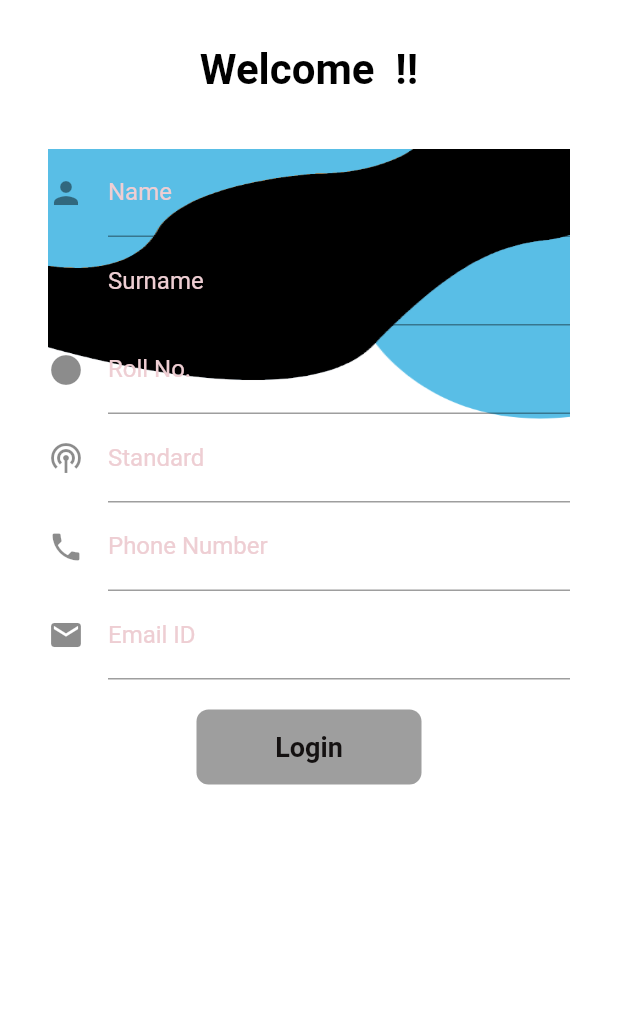
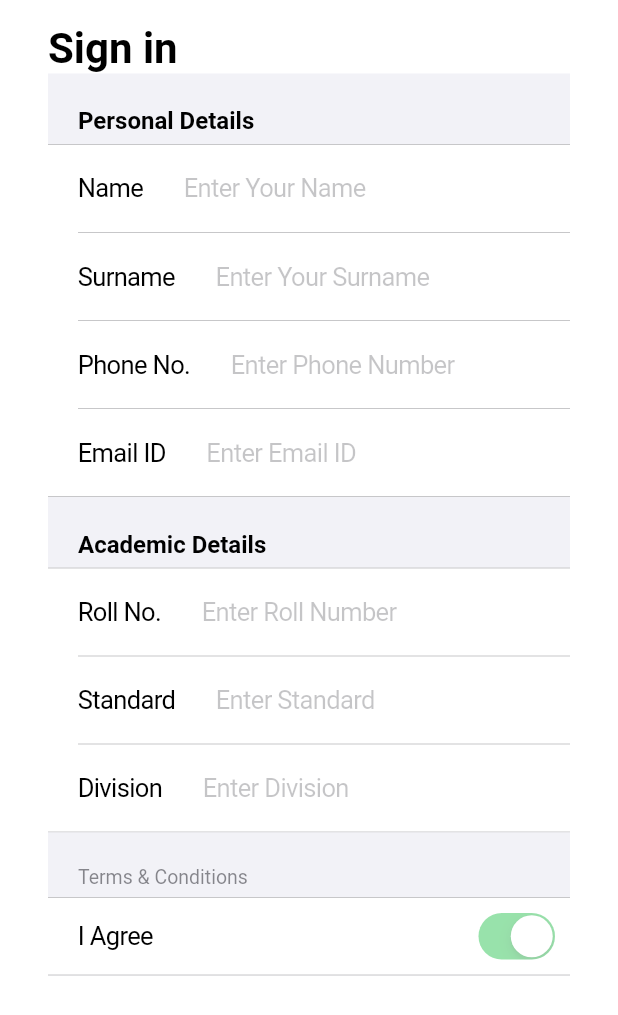
Before and after one commit to iam-niraj/Digital_Edu_MAT_02, a Flutter app: the screen it shows after launch, on a phone screen of 412 x 824 dp. Shown: the top 1015 px of the screen. Run offline on Flutter 3.47's test engine with Material 2 defaults, Android fonts, the phone set to English and light mode, and no system bars; our stand-ins replace animated_splash_screen, shared_preferences; missing offline and left inert: day_night_switcher.

Commit message:
New Login form

```diff
--- a/lib/main.dart
+++ b/lib/main.dart
@@ -6,6 +6,7 @@ import 'package:provider/provider.dart';
 import 'package:shared_preferences/shared_preferences.dart';
 import 'package:task_2/screens/Homepage.dart';
 import 'package:task_2/screens/login_page.dart';
+import 'package:task_2/screens/new_login.dart';
 import 'package:task_2/screens/splash_screen.dart';
 import 'package:task_2/utils/Themes/dark_theme_provider.dart';
 import 'package:task_2/utils/Themes/theme.dart';
@@ -50,7 +51,7 @@ class _MyAppState extends State<MyApp> {
           theme: Styles.themeData(themeChangeProvider.darkTheme, context),
           routes: {
          "/": (context) => SplashScreen(),
-         MyRoutes.homeRoute: (context) => HomePage(),
+         MyRoutes.homeRoute: (context) => NewLogin(),
          },
       );
       })
--- /dev/null
+++ b/lib/screens/new_login.dart
@@ -0,0 +1,123 @@
+import 'package:flutter/cupertino.dart';
+import 'package:flutter/material.dart';
+
+class NewLogin extends StatelessWidget {
+  var padding;
+
+  get value => null;
+
+  get changeButton => null;
+
+  get foreground => null;
+
+
+  @override
+  Widget build(BuildContext context) {
+    return Scaffold(
+      backgroundColor: Colors.white,
+      body: SafeArea(
+        child: Container(
+          padding: const EdgeInsets.symmetric (
+             vertical: 16.0, horizontal: 32.0),
+
+          child:Column(
+            crossAxisAlignment: CrossAxisAlignment.start,
+            children: [
+              Text("Sign in",
+              textAlign: TextAlign.center,
+              style:
+                 TextStyle(fontSize: 28,color : Colors.black,fontWeight: FontWeight.bold)),
+                 CupertinoFormSection(
+                   header: Text("Personal Details",
+                    style:
+                 TextStyle(fontSize: 16,color : Colors.black,fontWeight: FontWeight.bold)),
+                    children:[
+                      CupertinoFormRow(
+                       child: CupertinoTextFormFieldRow(
+                         placeholder: "Enter Your Name",
+                       ),
+                       prefix: Text("Name"),
+                       ),
+
+                      CupertinoFormRow(
+                       child: CupertinoTextFormFieldRow(
+                         placeholder: "Enter Your Surname",
+                       ),
+                       prefix: Text("Surname"),
+                       ),
+
+                       CupertinoFormRow(
+                       child: CupertinoTextFormFieldRow(
+                        obscureText: true,
+                        placeholder: "Enter Phone Number",
+                       ),
+                       prefix: Text("Phone No."),
+                       ),
+
+                       CupertinoFormRow(
+                       child: CupertinoTextFormFieldRow(
+                        obscureText: true,
+                         placeholder: "Enter Email ID",
+                       ),
+                       prefix: Text("Email ID"),
+                       ),
+
+                ]),
+
+
+                 CupertinoFormSection(
+                   header: Text("Academic Details",
+                   textAlign: TextAlign.center,
+                   style:
+                 TextStyle(fontSize: 16,color : Colors.black,fontWeight: FontWeight.bold,)
+                       ),
+
+                    children:[
+                      CupertinoFormRow(
+                       child: CupertinoTextFormFieldRow(
+                         placeholder: "Enter Roll Number",
+                       ),
+                       prefix: Text("Roll No."),
+                       ),
+
+                      CupertinoFormRow(
+                       child: CupertinoTextFormFieldRow(
+                         placeholder: "Enter Standard",
+                       ),
+                       prefix: Text("Standard"),
+                       ),
+
+                       CupertinoFormRow(
+                       child: CupertinoTextFormFieldRow(
+                         placeholder: "Enter Division",
+                       ),
+                       prefix: Text("Division"),
+                       ),
+
+                   ]),
+
+                CupertinoFormSection(
+                   header: Text("Terms & Conditions"),
+                    children:[
+                      CupertinoFormRow(
+                       child: CupertinoSwitch(
+                         value: true,
+                         onChanged: (value),
+                       ),
+                       prefix: Text("I Agree"),
+                       ),
+                   ]),
+
+
+
+                 ],
+
+          ),
+          ),
+        ),
+
+    );
+  }
+
+  moveToHome(BuildContext context) {}
+}
--- a/lib/screens/splash_screen.dart
+++ b/lib/screens/splash_screen.dart
@@ -2,6 +2,7 @@
 import 'package:animated_splash_screen/animated_splash_screen.dart';
 import 'package:task_2/screens/Homepage.dart';
 import 'package:task_2/screens/login_page.dart';
+import 'package:task_2/screens/new_login.dart';
 import 'package:task_2/utils/shared_preferences.dart';
 
 class SplashScreen extends StatelessWidget {
@@ -14,7 +15,7 @@ class SplashScreen extends StatelessWidget {
         radius: 80.0,
         backgroundImage: AssetImage('assets/images/splash.png'),
       ),
-      nextScreen: SharedPreference.loginprefs!.getBool("loggedIn")==true ? HomePage() : LoginPage(),
+      nextScreen: NewLogin(),
       splashTransition: SplashTransition.fadeTransition,
       animationDuration: Duration(seconds: 2),
       backgroundColor: Colors.deepPurpleAccent,
--- a/pubspec.yaml
+++ b/pubspec.yaml
@@ -39,6 +39,7 @@ dependencies:
   provider: ^6.0.2
   day_night_switcher: ^0.2.0+1
   google_fonts: ^2.3.1
+  velocity_x: ^3.4.0
 
 dev_dependencies:
   flutter_test:
```
Also changed, not shown: pubspec.lock.
